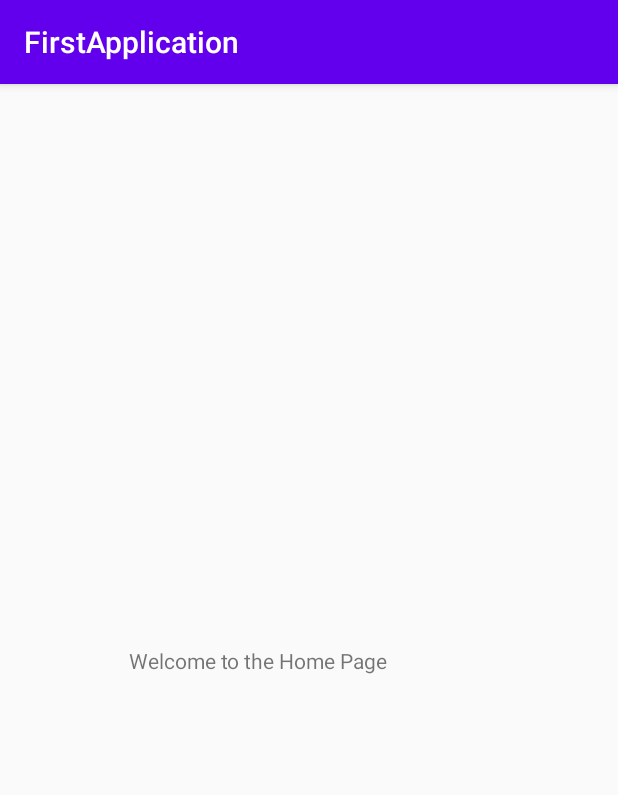
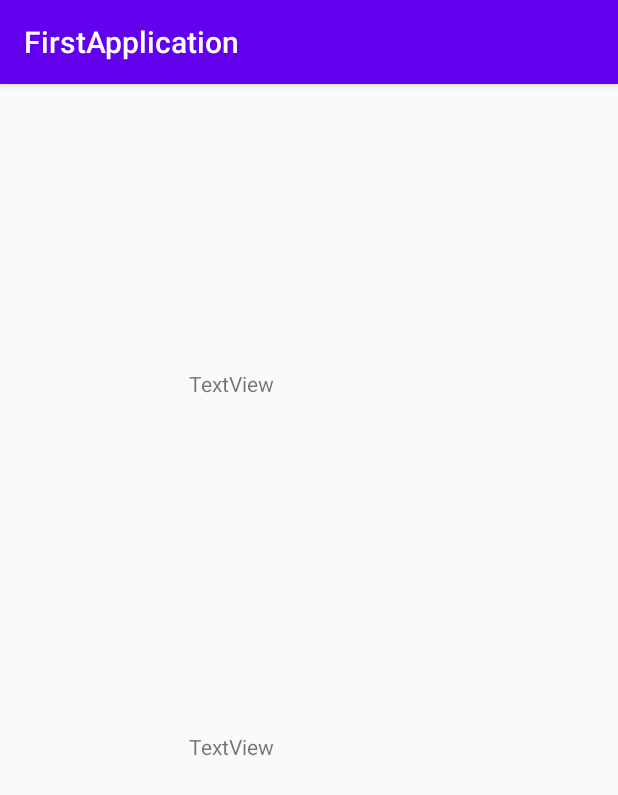
Before and after one commit to gracenudze/myAndroid, an Android app: the HomePageActivity screen opened directly, with no data from a screen before it, on a phone screen of 412 x 824 dp. Shown: the top 795 px of the screen. Run offline under Robolectric (Android 15) with nearby library versions, the phone set to English and light mode, and no system bars; 2 statements that could not run were skipped.

Commit message:
Second Issue

```diff
--- a/app/src/main/java/com/example/firstapplication/HomePageActivity.java
+++ b/app/src/main/java/com/example/firstapplication/HomePageActivity.java
@@ -3,6 +3,7 @@ package com.example.firstapplication;
 import androidx.appcompat.app.AppCompatActivity;
 
 import android.os.Bundle;
+import android.widget.TextView;
 
 public class HomePageActivity extends AppCompatActivity {
 
@@ -10,6 +11,12 @@ public class HomePageActivity extends AppCompatActivity {
     protected void onCreate(Bundle savedInstanceState) {
         super.onCreate(savedInstanceState);
         setContentView(R.layout.activity_home_page);
+
+        TextView viewUsername = findViewById(R.id.textViewUsername);
+        TextView viewEmail = findViewById(R.id.textViewEmail);
+
+        viewUsername.setText("Username: " + getIntent().getExtras().getString("username"));
+        viewEmail.setText("Email: " + getIntent().getExtras().getString("email"));
     }
 
 }
--- a/app/src/main/java/com/example/firstapplication/MainActivity.java
+++ b/app/src/main/java/com/example/firstapplication/MainActivity.java
@@ -35,6 +35,8 @@ public class MainActivity extends AppCompatActivity {
                 viewPassword.setText( editPassword.getText().toString());
 
                 Intent intent = new Intent(MainActivity.this, HomePageActivity.class);
+                intent.putExtra("username",editUsername.getText().toString());
+                intent.putExtra("email", editEmail.getText().toString());
                 startActivity(intent);
             }
         });
--- a/app/src/main/res/layout/activity_home_page.xml
+++ b/app/src/main/res/layout/activity_home_page.xml
@@ -7,13 +7,25 @@
     tools:context=".HomePageActivity">
 
     <TextView
-        android:id="@+id/textView"
+        android:id="@+id/textViewUsername"
         android:layout_width="wrap_content"
-        android:layout_height="wrap_content"
-        android:text="Welcome to the Home Page"
-        android:ems="15"
+        android:layout_height="51dp"
+        android:ems="10"
+        android:text="TextView"
+        app:layout_constraintBottom_toTopOf="@+id/textViewEmail"
+        app:layout_constraintEnd_toEndOf="parent"
+        app:layout_constraintStart_toStartOf="parent"
+        app:layout_constraintTop_toTopOf="parent" />
+
+    <TextView
+        android:id="@+id/textViewEmail"
+        android:layout_width="wrap_content"
+        android:layout_height="46dp"
+        android:layout_marginBottom="100dp"
+        android:ems="10"
+        android:text="TextView"
         app:layout_constraintBottom_toBottomOf="parent"
         app:layout_constraintEnd_toEndOf="parent"
         app:layout_constraintStart_toStartOf="parent"
-        app:layout_constraintTop_toTopOf="parent" />
+        app:layout_constraintTop_toBottomOf="@+id/textViewUsername" />
 </androidx.constraintlayout.widget.ConstraintLayout>
```
Also changed, not shown: 1 other file.
